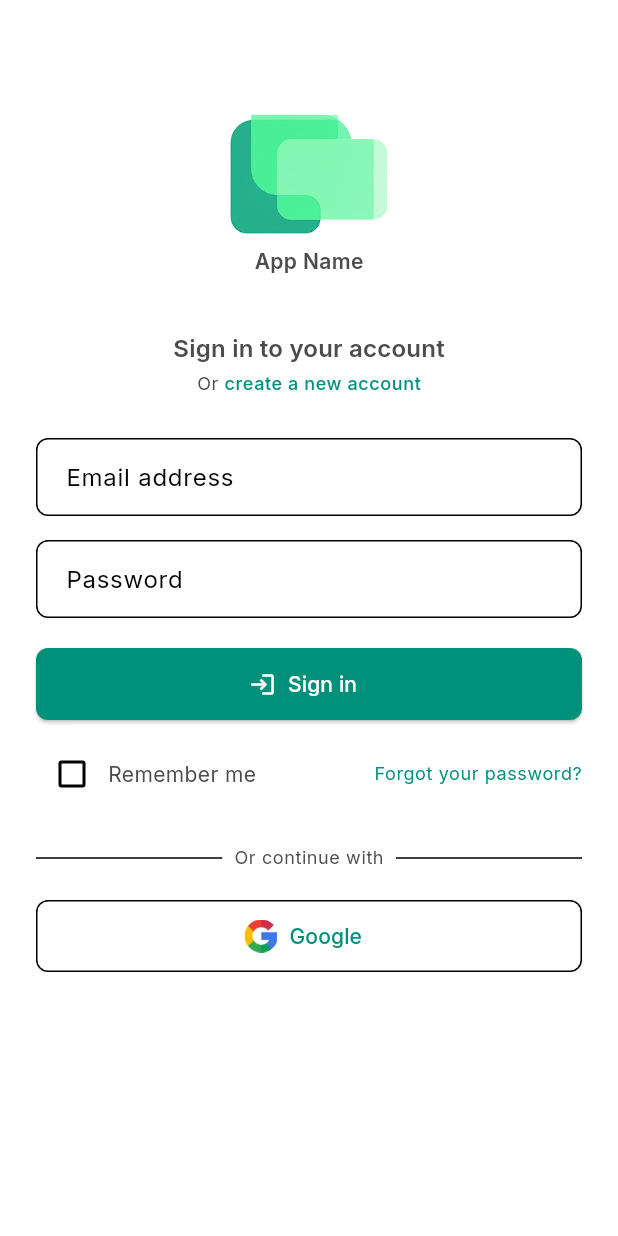
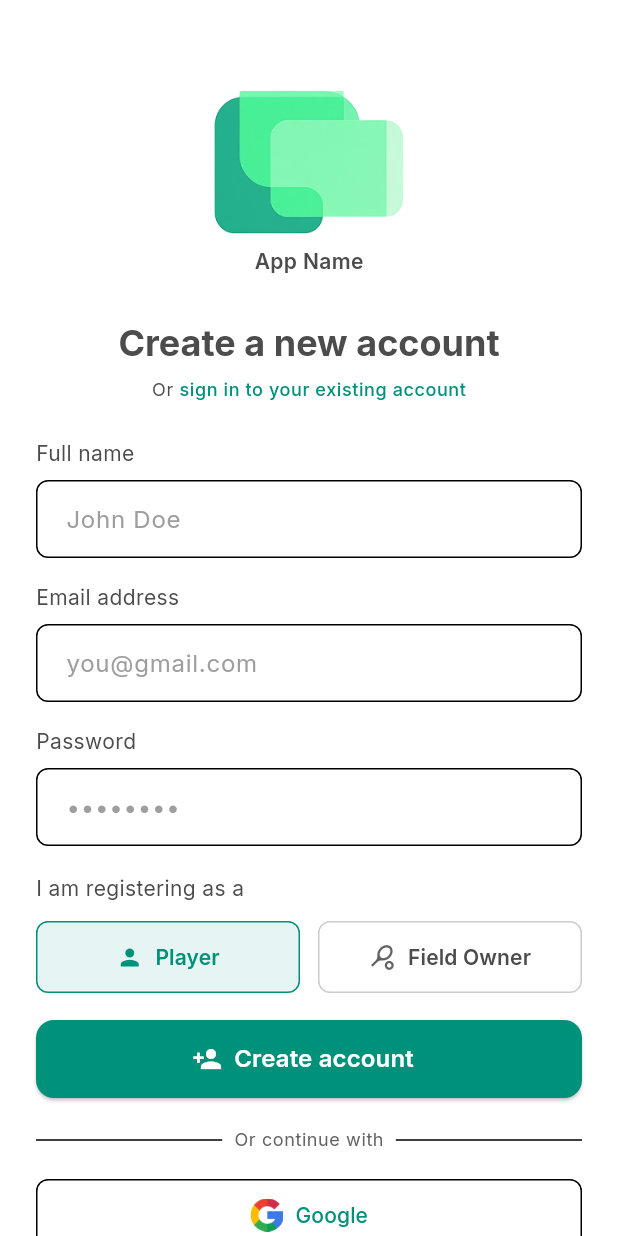
Before and after one commit to Sristy72/flutter_carlos112mo, a Flutter app: the screen it shows after launch, after a tap on "create a new account", on a phone screen of 412 x 824 dp. Run offline on Flutter 3.47's test engine with Material 3 defaults, Android fonts, the phone set to English and light mode, and no system bars; our stand-ins replace connectivity_plus, dartz, dio, equatable, file_picker, flutter_secure_storage and 5 more; missing offline and left inert: flutter_stripe, flutx_core; accounts and stored records are empty.

Commit message:
feat: add signup screen with user role selection and account creation functionality

```diff
--- a/lib/core/theme/app_theme.dart
+++ b/lib/core/theme/app_theme.dart
@@ -37,5 +37,8 @@ class AppTheme {
       primary: AppColors.primaryGreen,
       onPrimary: AppColors.primaryWhite,
     ).copyWith(surface: AppColors.primaryWhite),
+    inputDecorationTheme: InputDecorationTheme(
+      hintStyle: TextStyle(color: Colors.grey),
+    ),
   );
 }
--- a/lib/features/auth/presentation/screens/login_screen.dart
+++ b/lib/features/auth/presentation/screens/login_screen.dart
@@ -1,5 +1,6 @@
 import 'package:flutter/material.dart';
-import 'package:google_fonts/google_fonts.dart';
+import 'package:flutter_carlos112mo/features/auth/presentation/screens/signup_screen.dart';
+import 'package:get/get.dart';
 
 class LoginScreen extends StatelessWidget {
   const LoginScreen({super.key});
@@ -51,7 +52,9 @@ class LoginScreen extends StatelessWidget {
                 children: [
                   Text('Or ', style: theme.textTheme.bodySmall),
                   GestureDetector(
-                    onTap: () {},
+                    onTap: () {
+                      Get.to(SignupScreen());
+                    },
                     child: Text(
                       'create a new account',
                       style: theme.textTheme.bodySmall?.copyWith(
@@ -69,7 +72,8 @@ class LoginScreen extends StatelessWidget {
               TextField(
                 decoration: InputDecoration(
                   labelText: 'Email address',
-                  hintText: 'you@gmail.com',
+                  hintText: 'Your email address',
+
                   border: OutlineInputBorder(
                     borderRadius: BorderRadius.circular(8),
                   ),
--- /dev/null
+++ b/lib/features/auth/presentation/screens/signup_screen.dart
@@ -0,0 +1,254 @@
+import 'package:flutter/material.dart';
+
+import '../../../../core/theme/app_colors.dart';
+
+class SignupScreen extends StatefulWidget {
+  const SignupScreen({super.key});
+
+  @override
+  State<SignupScreen> createState() => _SignupScreenState();
+}
+
+class _SignupScreenState extends State<SignupScreen> {
+  String _selectedRole = 'player';
+  bool _acceptTerms = false;
+
+  void _selectRole(String role) {
+    setState(() => _selectedRole = role);
+  }
+
+  @override
+  Widget build(BuildContext context) {
+    final theme = Theme.of(context);
+
+    return Scaffold(
+      body: SafeArea(
+        child: SingleChildScrollView(
+          padding: const EdgeInsets.symmetric(horizontal: 24, vertical: 36),
+          child: Column(
+            crossAxisAlignment: CrossAxisAlignment.center,
+            children: [
+              const SizedBox(height: 24),
+
+              // App Logo
+              Center(
+                child: Column(
+                  children: [
+                    Image.asset('assets/images/sample_logo.png', height: 96),
+                    const SizedBox(height: 8),
+                    Text(
+                      'App Name',
+                      style: theme.textTheme.bodyMedium?.copyWith(
+                        fontWeight: FontWeight.w600,
+                      ),
+                    ),
+                  ],
+                ),
+              ),
+
+              const SizedBox(height: 28),
+
+              // Create account Title
+              Text(
+                'Create a new account',
+                style: theme.textTheme.headlineSmall?.copyWith(
+                  fontWeight: FontWeight.w700,
+                ),
+                textAlign: TextAlign.center,
+              ),
+
+              const SizedBox(height: 8),
+
+              // Sign in link
+              Row(
+                mainAxisAlignment: MainAxisAlignment.center,
+                children: [
+                  Text('Or ', style: theme.textTheme.bodySmall),
+                  GestureDetector(
+                    onTap: () => Navigator.of(context).pop(),
+                    child: Text(
+                      'sign in to your existing account',
+                      style: theme.textTheme.bodySmall?.copyWith(
+                        color: theme.colorScheme.primary,
+                        fontWeight: FontWeight.w500,
+                      ),
+                    ),
+                  ),
+                ],
+              ),
+
+              const SizedBox(height: 24),
+
+              // Full name
+              Align(
+                alignment: Alignment.centerLeft,
+                child: Text('Full name', style: theme.textTheme.bodyMedium),
+              ),
+              const SizedBox(height: 8),
+              TextField(
+                decoration: InputDecoration(
+                  hintText: 'John Doe',
+                  border: OutlineInputBorder(
+                    borderRadius: BorderRadius.circular(8),
+                  ),
+                  contentPadding: const EdgeInsets.symmetric(
+                    horizontal: 16,
+                    vertical: 14,
+                  ),
+                ),
+              ),
+
+              const SizedBox(height: 16),
+
+              // Email address
+              Align(
+                alignment: Alignment.centerLeft,
+                child: Text('Email address', style: theme.textTheme.bodyMedium),
+              ),
+              const SizedBox(height: 8),
+              TextField(
+                decoration: InputDecoration(
+                  hintText: 'you@gmail.com',
+                  border: OutlineInputBorder(
+                    borderRadius: BorderRadius.circular(8),
+                  ),
+                  contentPadding: const EdgeInsets.symmetric(
+                    horizontal: 16,
+                    vertical: 14,
+                  ),
+                ),
+                keyboardType: TextInputType.emailAddress,
+              ),
+
+              const SizedBox(height: 16),
+
+              // Password
+              Align(
+                alignment: Alignment.centerLeft,
+                child: Text('Password', style: theme.textTheme.bodyMedium),
+              ),
+              const SizedBox(height: 8),
+              TextField(
+                obscureText: true,
+                decoration: InputDecoration(
+                  hintText: '••••••••',
+                  border: OutlineInputBorder(
+                    borderRadius: BorderRadius.circular(8),
+                  ),
+                  contentPadding: const EdgeInsets.symmetric(
+                    horizontal: 16,
+                    vertical: 14,
+                  ),
+                ),
+              ),
+
+              const SizedBox(height: 18),
+
+              // Registering as
+              Align(
+                alignment: Alignment.centerLeft,
+                child: Text('I am registering as a', style: theme.textTheme.bodyMedium),
+              ),
+              const SizedBox(height: 12),
+
+              Row(
+                children: [
+                  Expanded(
+                    child: OutlinedButton.icon(
+                      onPressed: () => _selectRole('player'),
+                      icon: Icon(Icons.person, color: _selectedRole == 'player' ? AppColors.primaryGreen : AppColors.textGrey),
+                      label: Text('Player', style: TextStyle(
+                        color: _selectedRole == 'player' ? AppColors.primaryGreen : AppColors.textBlack,
+                        fontWeight: FontWeight.w600,
+                      )),
+                      style: OutlinedButton.styleFrom(
+                        side: BorderSide(
+                          color: _selectedRole == 'player' ? AppColors.primaryGreen : AppColors.containerGrey,
+                        ),
+                        backgroundColor: _selectedRole == 'player' ? AppColors.primaryLightGreen : Colors.transparent,
+                        padding: const EdgeInsets.symmetric(vertical: 14),
+                        shape: RoundedRectangleBorder(borderRadius: BorderRadius.circular(8)),
+                      ),
+                    ),
+                  ),
+                  const SizedBox(width: 12),
+                  Expanded(
+                    child: OutlinedButton.icon(
+                      onPressed: () => _selectRole('owner'),
+                      icon: Icon(Icons.sports_tennis, color: _selectedRole == 'owner' ? AppColors.primaryGreen : AppColors.textGrey),
+                      label: Text('Field Owner', style: TextStyle(
+                        color: _selectedRole == 'owner' ? AppColors.primaryGreen : AppColors.textBlack,
+                        fontWeight: FontWeight.w600,
+                      )),
+                      style: OutlinedButton.styleFrom(
+                        side: BorderSide(
+                          color: _selectedRole == 'owner' ? AppColors.primaryGreen : AppColors.containerGrey,
+                        ),
+                        backgroundColor: _selectedRole == 'owner' ? AppColors.primaryLightGreen : Colors.transparent,
+                        padding: const EdgeInsets.symmetric(vertical: 14),
+                        shape: RoundedRectangleBorder(borderRadius: BorderRadius.circular(8)),
+                      ),
+                    ),
+                  ),
+                ],
+              ),
+
+              const SizedBox(height: 18),
+
+              // Create account button
+              SizedBox(
+                width: double.infinity,
+                height: 52,
+                child: ElevatedButton.icon(
+                  onPressed: () {},
+                  icon: const Icon(Icons.person_add, size: 20),
+                  label: const Text('Create account', style: TextStyle(fontSize: 16, fontWeight: FontWeight.w600)),
+                  style: ElevatedButton.styleFrom(
+                    shape: RoundedRectangleBorder(borderRadius: BorderRadius.circular(12)),
+                  ),
+                ),
+              ),
+
+              const SizedBox(height: 20),
+
+              // Divider with "Or continue with"
+              Row(
+                children: [
+                  const Expanded(child: Divider(thickness: 1)),
+                  Padding(
+                    padding: const EdgeInsets.symmetric(horizontal: 8.0),
+                    child: Text('Or continue with', style: theme.textTheme.bodySmall?.copyWith(color: AppColors.textGrey)),
+                  ),
+                  const Expanded(child: Divider(thickness: 1)),
+                ],
+              ),
+
+              const SizedBox(height: 18),
+
+              // Google Button
+              SizedBox(
+                width: double.infinity,
+                height: 48,
+                child: OutlinedButton.icon(
+                  onPressed: () {},
+                  icon: Image.asset('assets/images/google.png', height: 22),
+                  label: const Text('Google'),
+                  style: OutlinedButton.styleFrom(
+                    shape: RoundedRectangleBorder(
+                      borderRadius: BorderRadius.circular(8),
+                    ),
+                    padding: const EdgeInsets.symmetric(vertical: 12),
+                  ),
+                ),
+              ),
+
+              const SizedBox(height: 20),
+
+              // Small bottom padding to make scroll comfortable
+            ],
+          ),
+        ),
+      ),
+    );
+  }
+}
```
Also changed, not shown: Sign up.png (added).
